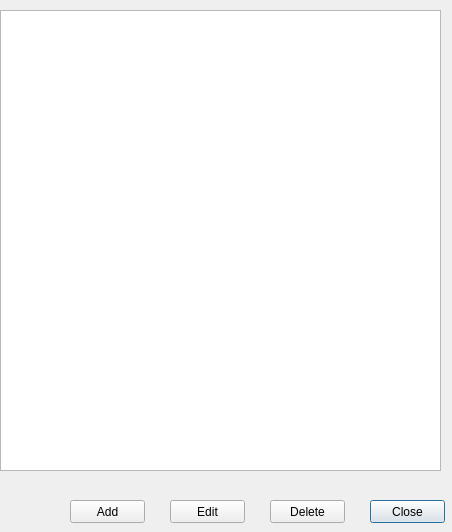
Old version of the form open-ihm/gui/designs/ui_foodenergy_requirements.ui in the repository snim2mirror/openihm.
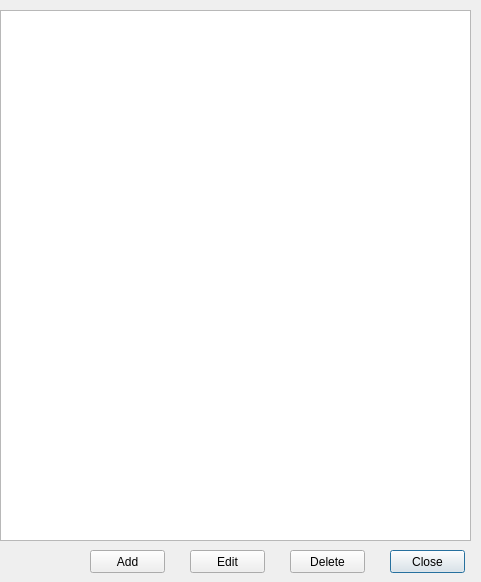
New version of the form.

Commit message: modifying interface for managing household food energy requirements

Diff of the .ui file:
```diff
--- a/open-ihm/gui/designs/ui_foodenergy_requirements.ui
+++ b/open-ihm/gui/designs/ui_foodenergy_requirements.ui
@@ -6,14 +6,14 @@
    <rect>
     <x>0</x>
     <y>0</y>
-    <width>452</width>
-    <height>532</height>
+    <width>481</width>
+    <height>582</height>
    </rect>
   </property>
   <property name="minimumSize">
    <size>
-    <width>452</width>
-    <height>532</height>
+    <width>481</width>
+    <height>582</height>
    </size>
   </property>
   <property name="windowTitle">
@@ -22,8 +22,8 @@
   <widget class="QPushButton" name="cmdFERequirementsClose">
    <property name="geometry">
     <rect>
-     <x>370</x>
-     <y>500</y>
+     <x>390</x>
+     <y>550</y>
      <width>75</width>
      <height>23</height>
     </rect>
@@ -35,8 +35,8 @@
   <widget class="QPushButton" name="cmdAddRow">
    <property name="geometry">
     <rect>
-     <x>70</x>
-     <y>500</y>
+     <x>90</x>
+     <y>550</y>
      <width>75</width>
      <height>23</height>
     </rect>
@@ -48,8 +48,8 @@
   <widget class="QPushButton" name="cmdEditRow">
    <property name="geometry">
     <rect>
-     <x>170</x>
-     <y>500</y>
+     <x>190</x>
+     <y>550</y>
      <width>75</width>
      <height>23</height>
     </rect>
@@ -61,8 +61,8 @@
   <widget class="QPushButton" name="DeleteRow">
    <property name="geometry">
     <rect>
-     <x>270</x>
-     <y>500</y>
+     <x>290</x>
+     <y>550</y>
      <width>75</width>
      <height>23</height>
     </rect>
@@ -76,8 +76,8 @@
     <rect>
      <x>0</x>
      <y>10</y>
-     <width>441</width>
-     <height>461</height>
+     <width>471</width>
+     <height>531</height>
     </rect>
    </property>
   </widget>
```
The commit also changes 1 other file.
